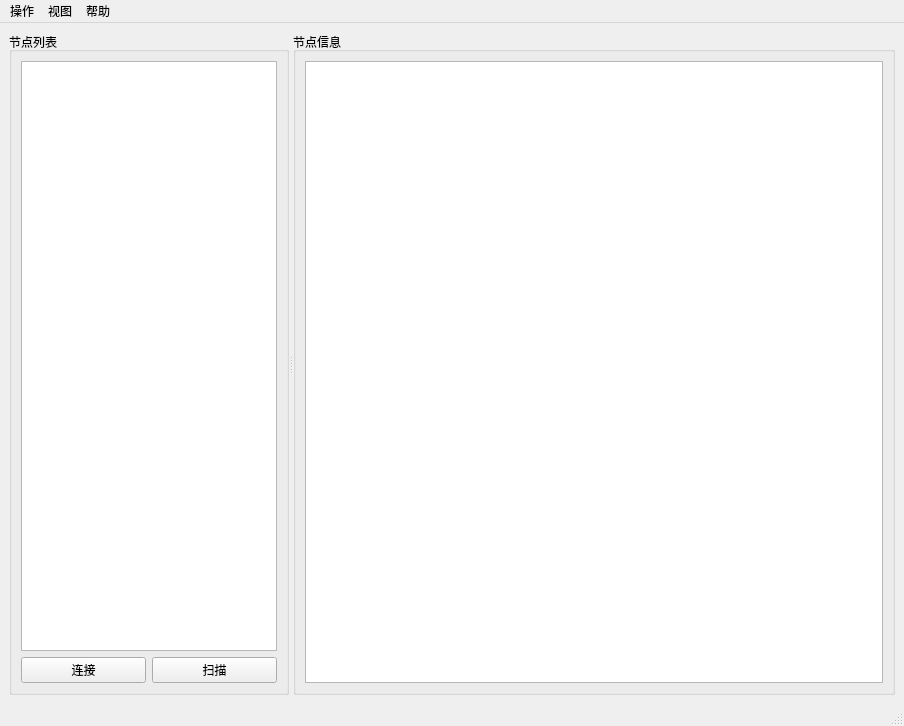
Above: PC_control/FastPlanting/UI_MainWindow.ui from Unique-Workspace/Fast_Planting_System before the change. Below: the same form after it.
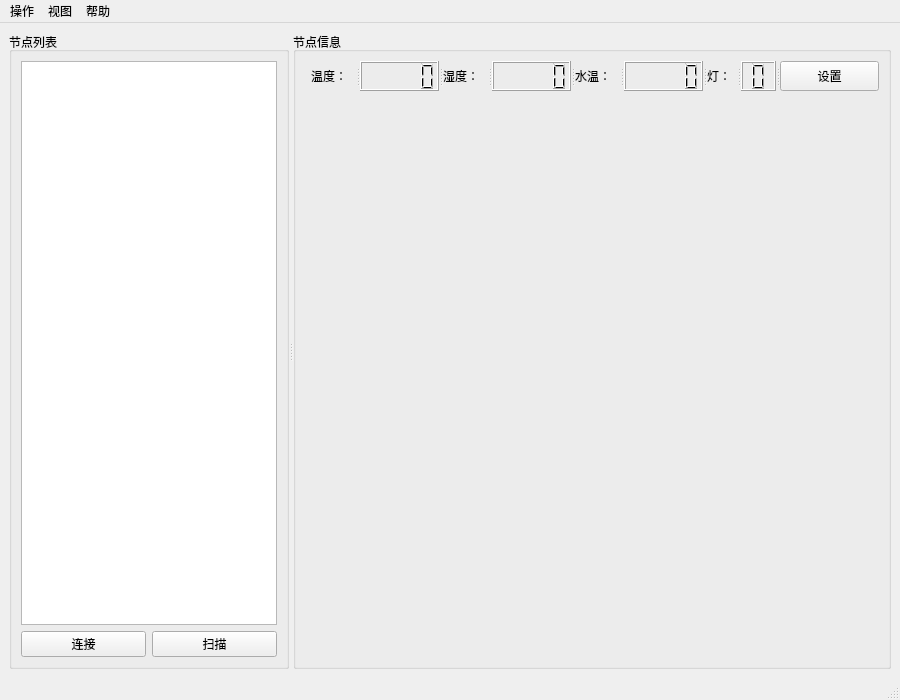
That is the form after the change.

Commit message: Add node data view update in PyQT program.

```diff
--- a/PC_control/FastPlanting/UI_MainWindow.ui
+++ b/PC_control/FastPlanting/UI_MainWindow.ui
@@ -6,8 +6,8 @@
    <rect>
     <x>0</x>
     <y>0</y>
-    <width>904</width>
-    <height>726</height>
+    <width>900</width>
+    <height>700</height>
    </rect>
   </property>
   <property name="windowTitle">
@@ -84,9 +84,53 @@
        <property name="title">
         <string>节点信息</string>
        </property>
-       <layout class="QHBoxLayout" name="horizontalLayout_3">
-        <item>
-         <widget class="QColumnView" name="columnView"/>
+       <layout class="QFormLayout" name="formLayout">
+        <item row="0" column="1">
+         <widget class="QSplitter" name="splitter_2">
+          <property name="orientation">
+           <enum>Qt::Horizontal</enum>
+          </property>
+          <widget class="QLabel" name="label">
+           <property name="text">
+            <string>温度：</string>
+           </property>
+          </widget>
+          <widget class="QLCDNumber" name="tempLcd">
+           <property name="minimumSize">
+            <size>
+             <width>70</width>
+             <height>30</height>
+            </size>
+           </property>
+          </widget>
+          <widget class="QLabel" name="label_2">
+           <property name="text">
+            <string>湿度：</string>
+           </property>
+          </widget>
+          <widget class="QLCDNumber" name="humiLcd"/>
+          <widget class="QLabel" name="label_3">
+           <property name="text">
+            <string>水温：</string>
+           </property>
+          </widget>
+          <widget class="QLCDNumber" name="watertempLcd"/>
+          <widget class="QLabel" name="label_4">
+           <property name="text">
+            <string>灯：</string>
+           </property>
+          </widget>
+          <widget class="QLCDNumber" name="ledLcd">
+           <property name="digitCount">
+            <number>1</number>
+           </property>
+          </widget>
+          <widget class="QPushButton" name="pushButton_setting">
+           <property name="text">
+            <string>设置</string>
+           </property>
+          </widget>
+         </widget>
         </item>
        </layout>
       </widget>
@@ -99,7 +143,7 @@
     <rect>
      <x>0</x>
      <y>0</y>
-     <width>904</width>
+     <width>900</width>
      <height>23</height>
     </rect>
    </property>
```
The commit also changes 5 other files.
